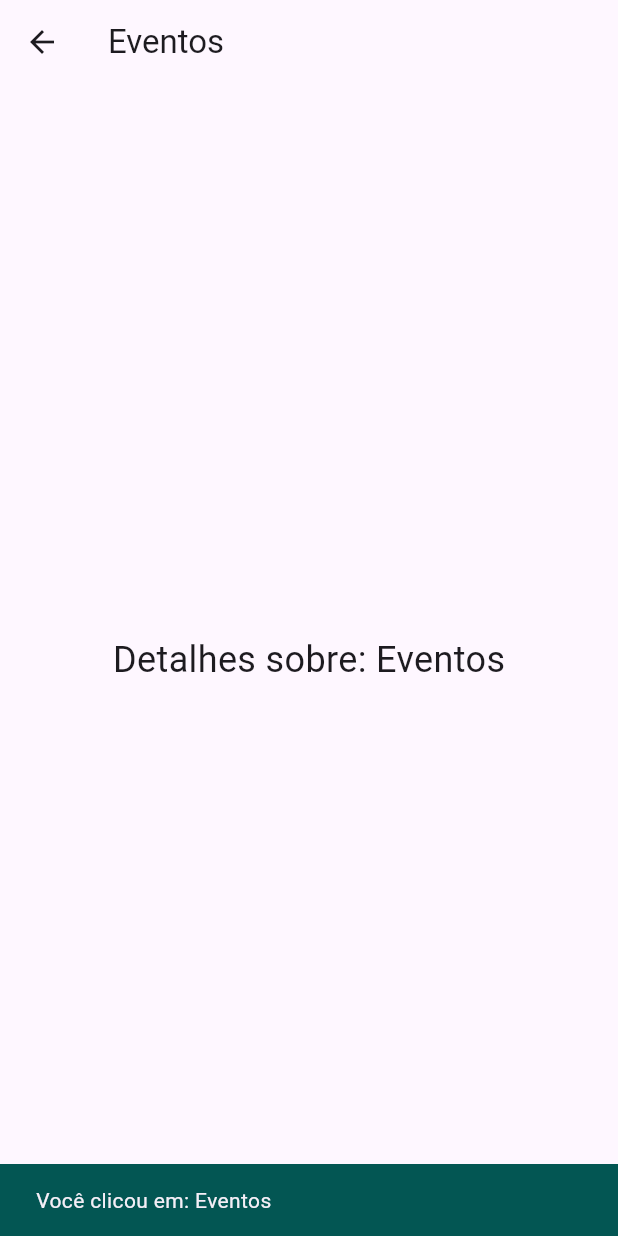
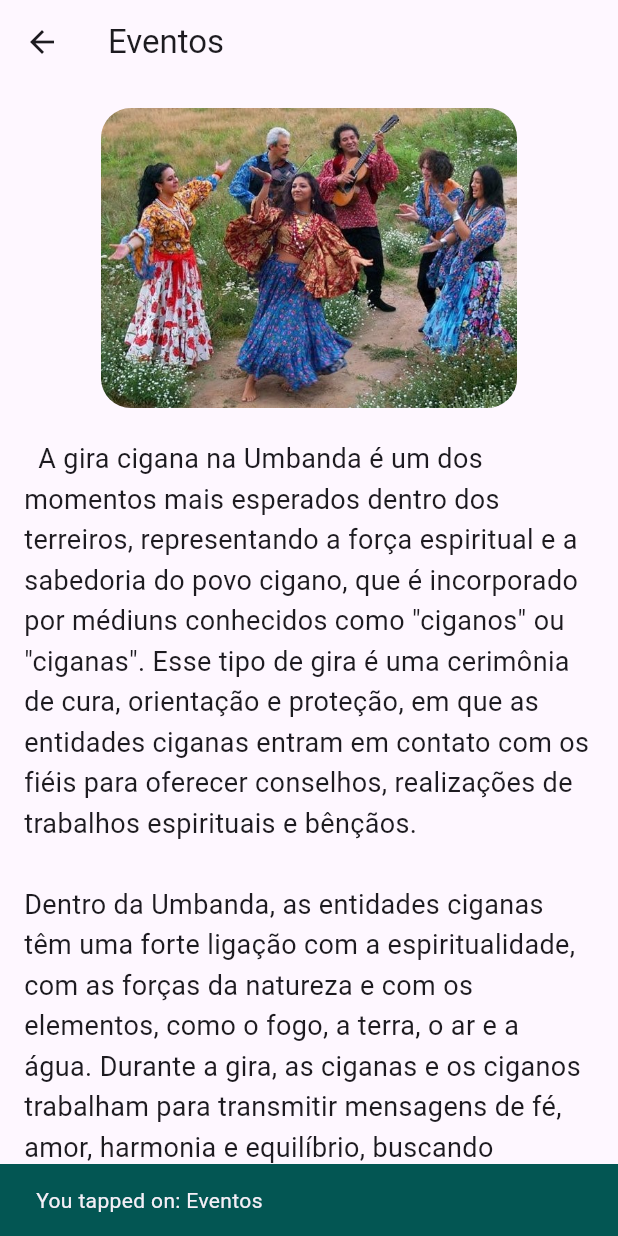
Before and after one commit to camurri/tvbflutter, a Flutter app: the screen it shows after launch, after a tap on "Eventos", on a phone screen of 412 x 824 dp. Run offline on Flutter 3.47's test engine with Material 3 defaults, Android fonts, the phone set to English and light mode, and no system bars; our stand-ins replace carousel_slider.

Commit message:
personalizando página ciganos

```diff
--- /dev/null
+++ b/lib/texts/texts.dart
@@ -0,0 +1,13 @@
+// texts.dart
+Map<String, String> texts = {
+  'gira_cigana': '''
+  A gira cigana na Umbanda é um dos momentos mais esperados dentro dos terreiros, representando a força espiritual e a sabedoria do povo cigano, que é incorporado por médiuns conhecidos como "ciganos" ou "ciganas". Esse tipo de gira é uma cerimônia de cura, orientação e proteção, em que as entidades ciganas entram em contato com os fiéis para oferecer conselhos, realizações de trabalhos espirituais e bênçãos.
+
+Dentro da Umbanda, as entidades ciganas têm uma forte ligação com a espiritualidade, com as forças da natureza e com os elementos, como o fogo, a terra, o ar e a água. Durante a gira, as ciganas e os ciganos trabalham para transmitir mensagens de fé, amor, harmonia e equilíbrio, buscando promover o bem-estar dos presentes e auxiliando-os a encontrar soluções para os desafios da vida cotidiana.
+
+O ambiente do terreiro é preparado com velas, flores e aromas que simbolizam a conexão com a energia da natureza e com as forças ciganas, criando uma atmosfera de acolhimento, proteção e clareza espiritual.
+
+Uma das características mais marcantes da gira cigana de Umbanda é a capacidade das entidades de realizar trabalhos de cura, seja no plano físico, emocional ou espiritual. As ciganas, com sua sabedoria ancestral, atuam diretamente no campo energético das pessoas, oferecendo alívio, orientação e a limpeza de energias negativas.
+'''
+  // Adicione mais textos conforme necessário
+};
--- a/lib/widgets/carousel_slider.dart
+++ b/lib/widgets/carousel_slider.dart
@@ -1,6 +1,6 @@
 import 'package:flutter/material.dart';
 import 'package:carousel_slider/carousel_slider.dart';
-import 'package:app_tvb/utils/nav.dart';
+import 'package:app_tvb/texts/texts.dart';
 
 class CarouselWidget extends StatelessWidget {
   const CarouselWidget({super.key});
@@ -31,7 +31,8 @@ class CarouselWidget extends StatelessWidget {
     );
   }
 
-  Widget _buildCarousel(List<Map<String, dynamic>> items, BuildContext context) {
+  Widget _buildCarousel(
+      List<Map<String, dynamic>> items, BuildContext context) {
     return CarouselSlider(
       options: CarouselOptions(
         height: 250.0,
@@ -58,7 +59,8 @@ class CarouselWidget extends StatelessWidget {
                   children: [
                     Text(
                       item['text'],
-                      style: const TextStyle(fontSize: 32.0, color: Color(0xFF032156)),
+                      style: const TextStyle(
+                          fontSize: 32.0, color: Color(0xFF032156)),
                     ),
                     Icon(
                       item['icon'],
@@ -79,13 +81,14 @@ class CarouselWidget extends StatelessWidget {
     ScaffoldMessenger.of(context).showSnackBar(
       SnackBar(
         backgroundColor: const Color(0xFF035653),
-        content: Text('Você clicou em: $itemText'),
+        content: Text('You tapped on: $itemText'),
         duration: const Duration(seconds: 2),
       ),
     );
 
     Future.delayed(const Duration(milliseconds: 500), () {
       Navigator.push(
+        // ignore: use_build_context_synchronously
         context,
         MaterialPageRoute(
           builder: (context) => DetailPage(title: itemText),
@@ -104,10 +107,24 @@ class DetailPage extends StatelessWidget {
   Widget build(BuildContext context) {
     return Scaffold(
       appBar: AppBar(title: Text(title)),
-      body: Center(
-        child: Text(
-          'Detalhes sobre: $title',
-          style: const TextStyle(fontSize: 24),
+      body: Padding(
+        padding: const EdgeInsets.all(16.0),
+        child: SingleChildScrollView(
+          child: Column(
+            crossAxisAlignment: CrossAxisAlignment.center,
+            children: [
+              ClipRRect(
+                borderRadius: BorderRadius.circular(20.0),
+                child: Image.asset('assets/images/ciganos.jpg', height: 200),
+              ),
+              const SizedBox(height: 20),
+
+              Text(
+                texts['gira_cigana'] ?? 'Texto não encontrado.',
+                style: const TextStyle(fontSize: 18, height: 1.5),
+              ),
+            ],
+          ),
         ),
       ),
     );
```
Also changed, not shown: assets/images/ciganos.jpg (added).
